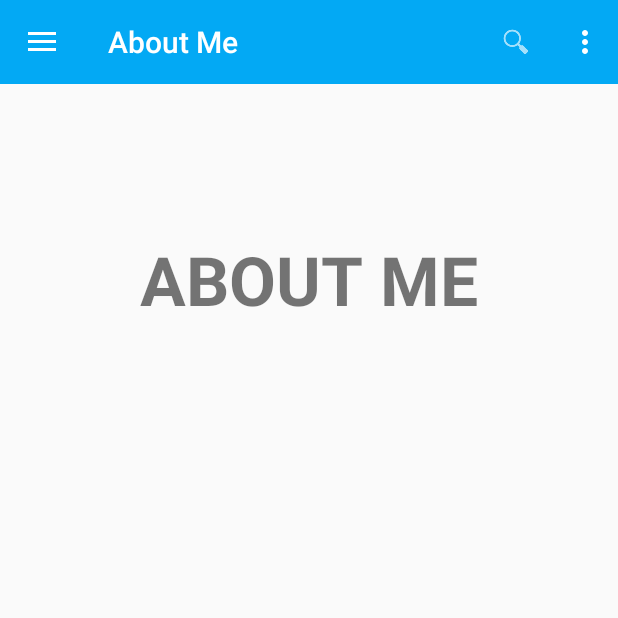
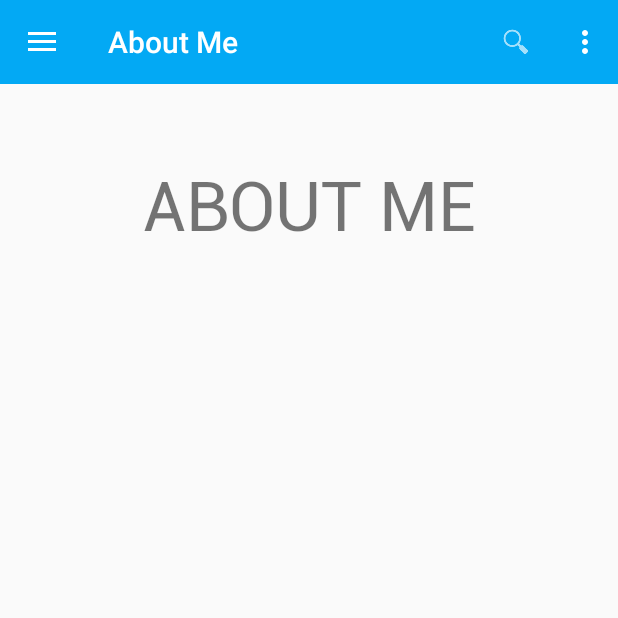
Before and after one commit to juanchosandox90/CVJuanResume, an Android app: the AboutMeFragment screen opened directly, with no data from a screen before it, on a phone screen of 412 x 824 dp, the top half of it. Run offline under Robolectric (Android 15) with nearby library versions, the phone set to English and light mode, and no system bars.

Commit message:
CVJuanSandoval_FontChangeRobot_Titles_1.0.0-5

```diff
--- a/app/src/main/res/layout/fragment_aboutme.xml
+++ b/app/src/main/res/layout/fragment_aboutme.xml
@@ -2,18 +2,20 @@
     xmlns:tools="http://schemas.android.com/tools"
     android:layout_width="match_parent"
     android:layout_height="match_parent"
+    xmlns:app="http://schemas.android.com/apk/res-auto"
     android:orientation="vertical"
     tools:context=".fragments.AboutMeFragment">
 
 
-    <TextView
+    <app.com.cvjuanresume.juansandoval.cvjuanresume.utils.CustomizedTextView
         android:id="@+id/label"
         android:layout_alignParentTop="true"
-        android:layout_marginTop="100dp"
+        android:layout_marginTop="50dp"
         android:layout_width="fill_parent"
         android:layout_height="wrap_content"
         android:gravity="center_horizontal"
         android:textSize="45dp"
+        app:font="@string/font_roboto_regular"
         android:text="@string/fragment_title_aboutme"
         android:textStyle="bold"/>
 
--- a/app/src/main/res/layout/fragment_achievements.xml
+++ b/app/src/main/res/layout/fragment_achievements.xml
@@ -2,17 +2,19 @@
     xmlns:tools="http://schemas.android.com/tools"
     android:layout_width="match_parent"
     android:layout_height="match_parent"
+    xmlns:app="http://schemas.android.com/apk/res-auto"
     android:orientation="vertical"
     tools:context=".fragments.AboutMeFragment">
 
 
-    <TextView
+    <app.com.cvjuanresume.juansandoval.cvjuanresume.utils.CustomizedTextView
         android:id="@+id/label"
         android:layout_alignParentTop="true"
-        android:layout_marginTop="100dp"
+        android:layout_marginTop="50dp"
         android:layout_width="fill_parent"
         android:layout_height="wrap_content"
         android:gravity="center_horizontal"
+        app:font="@string/font_roboto_regular"
         android:textSize="45dp"
         android:text="@string/fragment_title_achievements"
         android:textStyle="bold"/>
--- a/app/src/main/res/layout/fragment_contactme.xml
+++ b/app/src/main/res/layout/fragment_contactme.xml
@@ -2,17 +2,19 @@
     xmlns:tools="http://schemas.android.com/tools"
     android:layout_width="match_parent"
     android:layout_height="match_parent"
+    xmlns:app="http://schemas.android.com/apk/res-auto"
     android:orientation="vertical"
     tools:context=".fragments.AboutMeFragment">
 
 
-    <TextView
+    <app.com.cvjuanresume.juansandoval.cvjuanresume.utils.CustomizedTextView
         android:id="@+id/label"
         android:layout_alignParentTop="true"
-        android:layout_marginTop="100dp"
+        android:layout_marginTop="50dp"
         android:layout_width="fill_parent"
         android:layout_height="wrap_content"
         android:gravity="center_horizontal"
+        app:font="@string/font_roboto_regular"
         android:textSize="45dp"
         android:text="@string/fragment_title_contactme"
         android:textStyle="bold"/>
--- a/app/src/main/res/layout/fragment_education.xml
+++ b/app/src/main/res/layout/fragment_education.xml
@@ -2,17 +2,19 @@
     xmlns:tools="http://schemas.android.com/tools"
     android:layout_width="match_parent"
     android:layout_height="match_parent"
+    xmlns:app="http://schemas.android.com/apk/res-auto"
     android:orientation="vertical"
     tools:context=".fragments.AboutMeFragment">
 
 
-    <TextView
+    <app.com.cvjuanresume.juansandoval.cvjuanresume.utils.CustomizedTextView
         android:id="@+id/label"
         android:layout_alignParentTop="true"
-        android:layout_marginTop="100dp"
+        android:layout_marginTop="50dp"
         android:layout_width="fill_parent"
         android:layout_height="wrap_content"
         android:gravity="center_horizontal"
+        app:font="@string/font_roboto_regular"
         android:textSize="45dp"
         android:text="@string/fragment_title_education"
         android:textStyle="bold"/>
--- a/app/src/main/res/layout/fragment_experience.xml
+++ b/app/src/main/res/layout/fragment_experience.xml
@@ -2,17 +2,19 @@
     xmlns:tools="http://schemas.android.com/tools"
     android:layout_width="match_parent"
     android:layout_height="match_parent"
+    xmlns:app="http://schemas.android.com/apk/res-auto"
     android:orientation="vertical"
     tools:context=".fragments.AboutMeFragment">
 
 
-    <TextView
+    <app.com.cvjuanresume.juansandoval.cvjuanresume.utils.CustomizedTextView
         android:id="@+id/label"
         android:layout_alignParentTop="true"
-        android:layout_marginTop="100dp"
+        android:layout_marginTop="50dp"
         android:layout_width="fill_parent"
         android:layout_height="wrap_content"
         android:gravity="center_horizontal"
+        app:font="@string/font_roboto_regular"
         android:textSize="45dp"
         android:text="@string/fragment_title_experience"
         android:textStyle="bold"/>
--- a/app/src/main/res/layout/fragment_skills.xml
+++ b/app/src/main/res/layout/fragment_skills.xml
@@ -2,17 +2,19 @@
     xmlns:tools="http://schemas.android.com/tools"
     android:layout_width="match_parent"
     android:layout_height="match_parent"
+    xmlns:app="http://schemas.android.com/apk/res-auto"
     android:orientation="vertical"
     tools:context=".fragments.AboutMeFragment">
 
 
-    <TextView
+    <app.com.cvjuanresume.juansandoval.cvjuanresume.utils.CustomizedTextView
         android:id="@+id/label"
         android:layout_alignParentTop="true"
-        android:layout_marginTop="100dp"
+        android:layout_marginTop="50dp"
         android:layout_width="fill_parent"
         android:layout_height="wrap_content"
         android:gravity="center_horizontal"
+        app:font="@string/font_roboto_regular"
         android:textSize="45dp"
         android:text="@string/fragment_title_skills"
         android:textStyle="bold"/>
--- a/app/src/main/res/layout/fragment_socialmedia.xml
+++ b/app/src/main/res/layout/fragment_socialmedia.xml
@@ -2,17 +2,19 @@
     xmlns:tools="http://schemas.android.com/tools"
     android:layout_width="match_parent"
     android:layout_height="match_parent"
+    xmlns:app="http://schemas.android.com/apk/res-auto"
     android:orientation="vertical"
     tools:context=".fragments.AboutMeFragment">
 
 
-    <TextView
+    <app.com.cvjuanresume.juansandoval.cvjuanresume.utils.CustomizedTextView
         android:id="@+id/label"
         android:layout_alignParentTop="true"
-        android:layout_marginTop="100dp"
+        android:layout_marginTop="50dp"
         android:layout_width="fill_parent"
         android:layout_height="wrap_content"
         android:gravity="center_horizontal"
+        app:font="@string/font_roboto_regular"
         android:textSize="45dp"
         android:text="@string/fragment_title_socialmedia"
         android:textStyle="bold"/>
--- a/app/src/main/res/layout/nav_drawer_row.xml
+++ b/app/src/main/res/layout/nav_drawer_row.xml
@@ -2,9 +2,10 @@
 <RelativeLayout xmlns:android="http://schemas.android.com/apk/res/android"
     android:layout_width="match_parent"
     android:layout_height="wrap_content"
+    xmlns:app="http://schemas.android.com/apk/res-auto"
     android:clickable="true">
 
-    <TextView
+    <app.com.cvjuanresume.juansandoval.cvjuanresume.utils.CustomizedTextView
         android:id="@+id/title"
         android:layout_width="fill_parent"
         android:layout_height="wrap_content"
@@ -12,6 +13,6 @@
         android:paddingTop="10dp"
         android:paddingBottom="10dp"
         android:textSize="15dp"
-        android:textStyle="bold"/>
+        app:font="@string/font_roboto_light"/>
 
 </RelativeLayout>
```
